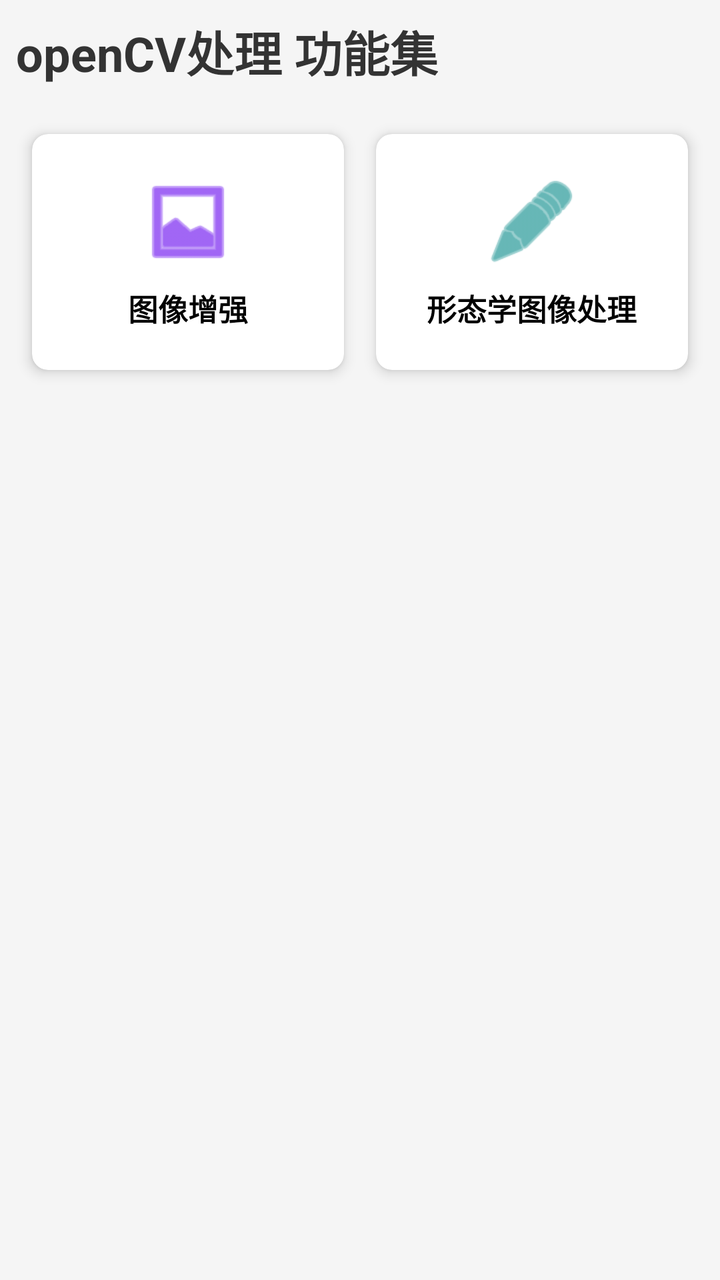
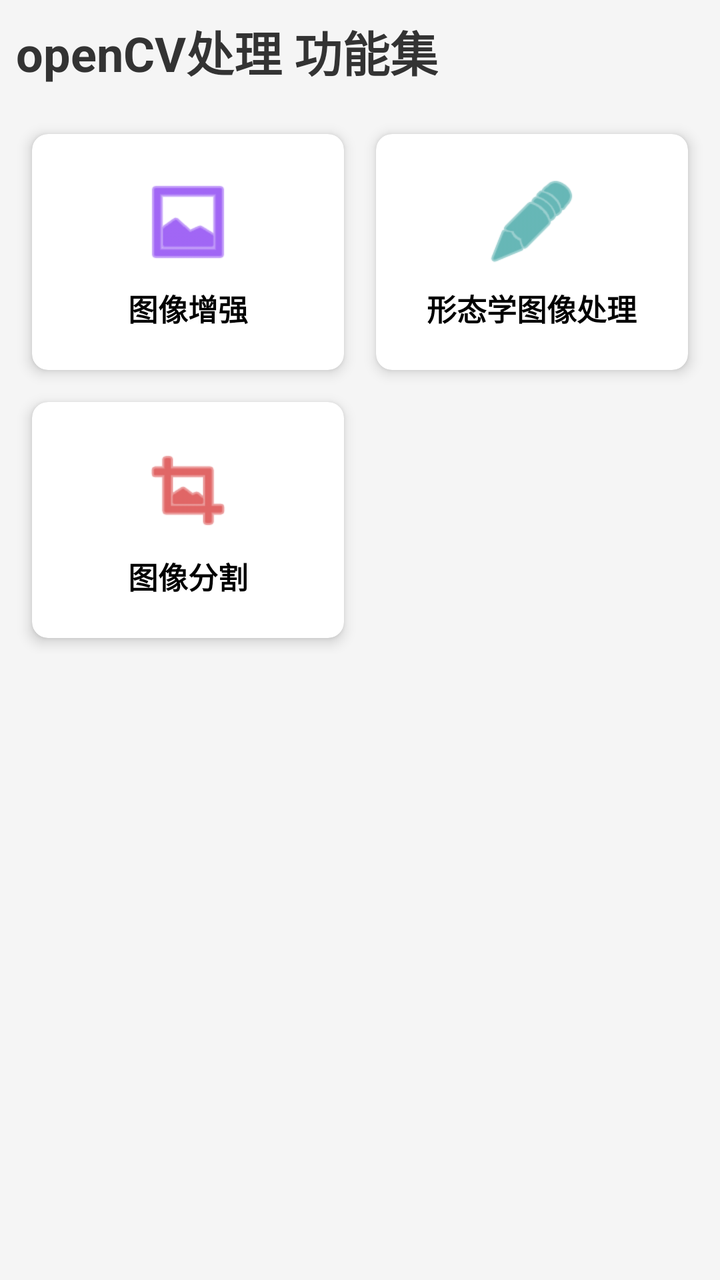

An Android layout rendered at two revisions. The XML below is the earlier revision; the diff shows what the commit changed to produce the second picture.
<!-- AndroidManifest.xml: application theme Theme.OpencvProcessing -->
<!-- res/layout/fragment_main_layout.xml -->
<?xml version="1.0" encoding="utf-8"?>
<androidx.core.widget.NestedScrollView xmlns:android="http://schemas.android.com/apk/res/android"
    xmlns:app="http://schemas.android.com/apk/res-auto"
    xmlns:tools="http://schemas.android.com/tools"
    android:layout_width="match_parent"
    android:layout_height="match_parent"
    android:background="#F5F5F5">

    <androidx.constraintlayout.widget.ConstraintLayout
        android:layout_width="match_parent"
        android:layout_height="wrap_content"
        android:padding="8dp">

        <TextView
            android:id="@+id/tv_title"
            android:layout_width="wrap_content"
            android:layout_height="wrap_content"
            android:text="openCV处理 功能集"
            android:textColor="#333333"
            android:textSize="24sp"
            android:textStyle="bold"
            app:layout_constraintStart_toStartOf="parent"
            app:layout_constraintTop_toTopOf="parent"
            tools:ignore="HardcodedText" />

        <GridLayout
            android:layout_width="match_parent"
            android:layout_height="wrap_content"
            android:layout_marginTop="16dp"
            android:columnCount="2"
            android:alignmentMode="alignMargins"
            android:columnOrderPreserved="false"
            app:layout_constraintTop_toBottomOf="@id/tv_title">

        
            <com.google.android.material.card.MaterialCardView
                android:layout_width="0dp"
                android:layout_height="wrap_content"
                android:layout_columnWeight="1"
                android:layout_margin="8dp"
                app:cardCornerRadius="8dp"
                app:cardElevation="4dp">

                <LinearLayout
                    android:id="@+id/btn_image_enhance"
                    android:layout_width="match_parent"
                    android:layout_height="match_parent"
                    android:gravity="center"
                    android:orientation="vertical"
                    android:padding="20dp"
                    android:clickable="true"
                    android:focusable="true"
                    android:background="?attr/selectableItemBackground">

                    <ImageView
                        android:layout_width="48dp"
                        android:layout_height="48dp"
                        android:src="@android:drawable/ic_menu_gallery"
                        android:contentDescription="图像增强"
                        app:tint="@color/purple_500"
                        tools:ignore="HardcodedText" />

                    <TextView
                        android:layout_width="wrap_content"
                        android:layout_height="wrap_content"
                        android:layout_marginTop="8dp"
                        android:text="图像增强"
                        android:textColor="#000000"
                        android:textSize="15sp"
                        android:textStyle="bold"
                        tools:ignore="HardcodedText" />
                </LinearLayout>
            </com.google.android.material.card.MaterialCardView>

        
            <com.google.android.material.card.MaterialCardView
                android:layout_width="0dp"
                android:layout_height="wrap_content"
                android:layout_columnWeight="1"
                android:layout_margin="8dp"
                app:cardCornerRadius="8dp"
                app:cardElevation="4dp">

                <LinearLayout
                    android:id="@+id/btn_morphology"
                    android:layout_width="match_parent"
                    android:layout_height="match_parent"
                    android:gravity="center"
                    android:orientation="vertical"
                    android:padding="20dp"
                    android:clickable="true"
                    android:focusable="true"
                    android:background="?attr/selectableItemBackground">

                    <ImageView
                        android:layout_width="48dp"
                        android:layout_height="48dp"
                        android:src="@android:drawable/ic_menu_edit"
                        android:contentDescription="形态学图像处理"
                        app:tint="@color/teal_700"
                        tools:ignore="HardcodedText" />

                    <TextView
                        android:layout_width="wrap_content"
                        android:layout_height="wrap_content"
                        android:layout_marginTop="8dp"
                        android:text="形态学图像处理"
                        android:textColor="#000000"
                        android:textSize="15sp"
                        android:textStyle="bold"
                        tools:ignore="HardcodedText" />
                </LinearLayout>
            </com.google.android.material.card.MaterialCardView>

        </GridLayout>

    </androidx.constraintlayout.widget.ConstraintLayout>
</androidx.core.widget.NestedScrollView>
<!-- resources referenced by this layout -->
<resources>
  <color name="purple_500">#FF6200EE</color>
  <color name="teal_700">#FF018786</color>
  <style name="Theme.OpencvProcessing" parent="Theme.MaterialComponents.DayNight.DarkActionBar">
          
          <item name="colorPrimary">@color/purple_500</item>
          <item name="colorPrimaryVariant">@color/purple_700</item>
          <item name="colorOnPrimary">@color/white</item>
          
          <item name="colorSecondary">@color/teal_200</item>
          <item name="colorSecondaryVariant">@color/teal_700</item>
          <item name="colorOnSecondary">@color/black</item>
          
          <item name="android:statusBarColor">?attr/colorPrimaryVariant</item>
          
      </style>
  <color name="purple_700">#FF3700B3</color>
  <color name="white">#FFFFFFFF</color>
  <color name="teal_200">#FF03DAC5</color>
  <color name="black">#FF000000</color>
</resources>

<!-- the commit's change to res/layout/fragment_main_layout.xml (unified diff, before → after) -->
@@ -112,6 +112,46 @@
                 </LinearLayout>
             </com.google.android.material.card.MaterialCardView>
 
+        
+            <com.google.android.material.card.MaterialCardView
+                android:layout_width="0dp"
+                android:layout_height="wrap_content"
+                android:layout_columnWeight="1"
+                android:layout_margin="8dp"
+                app:cardCornerRadius="8dp"
+                app:cardElevation="4dp">
+
+                <LinearLayout
+                    android:id="@+id/btn_segmentation"
+                    android:layout_width="match_parent"
+                    android:layout_height="match_parent"
+                    android:gravity="center"
+                    android:orientation="vertical"
+                    android:padding="20dp"
+                    android:clickable="true"
+                    android:focusable="true"
+                    android:background="?attr/selectableItemBackground">
+
+                    <ImageView
+                        android:layout_width="48dp"
+                        android:layout_height="48dp"
+                        android:src="@android:drawable/ic_menu_crop"
+                        android:contentDescription="图像分割"
+                        app:tint="@android:color/holo_red_dark"
+                        tools:ignore="HardcodedText" />
+
+                    <TextView
+                        android:layout_width="wrap_content"
+                        android:layout_height="wrap_content"
+                        android:layout_marginTop="8dp"
+                        android:text="图像分割"
+                        android:textColor="#000000"
+                        android:textSize="15sp"
+                        android:textStyle="bold"
+                        tools:ignore="HardcodedText" />
+                </LinearLayout>
+            </com.google.android.material.card.MaterialCardView>
+
         </GridLayout>
 
     </androidx.constraintlayout.widget.ConstraintLayout>
